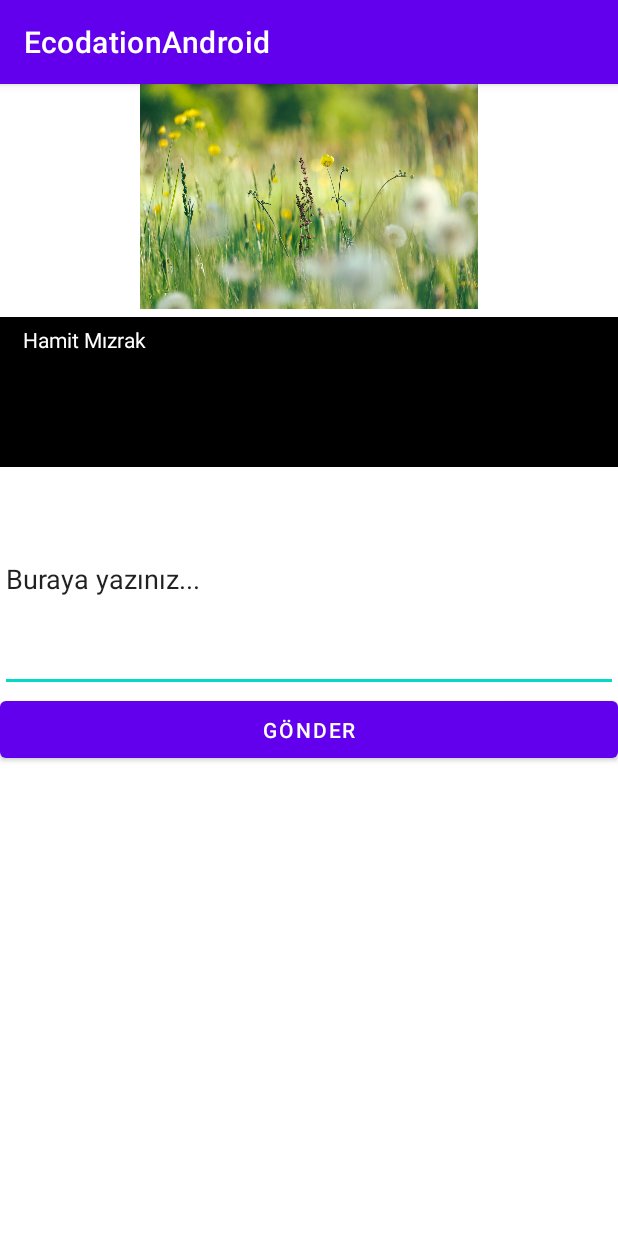
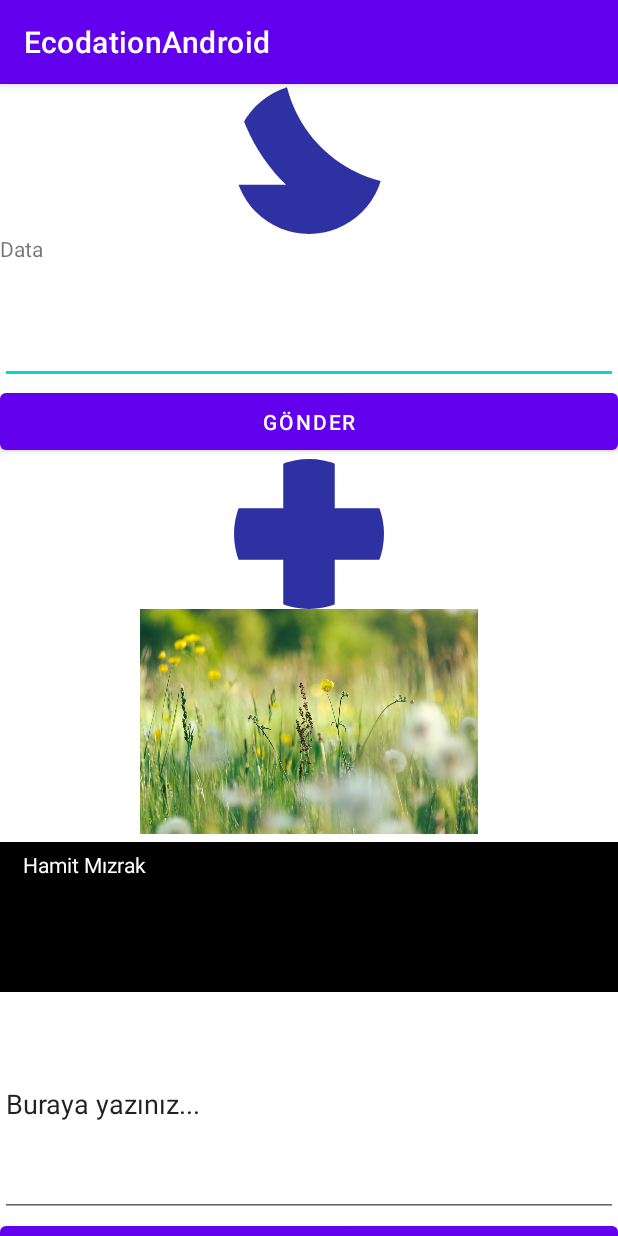
Before and after one commit to hamitmizrak/EcodationAndroid1, an Android app: the screen it shows after launch (MainActivity), on a phone screen of 412 x 824 dp. Run offline under Robolectric (Android 15) with nearby library versions, the phone set to English and light mode, and no system bars; our stand-ins replace CircleImageView.

```diff
--- a/app/build.gradle
+++ b/app/build.gradle
@@ -28,11 +28,11 @@ android {
 }
 
 dependencies {
-
     implementation 'androidx.appcompat:appcompat:1.4.2'
     implementation 'com.google.android.material:material:1.6.1'
     implementation 'androidx.constraintlayout:constraintlayout:2.1.4'
     testImplementation 'junit:junit:4.13.2'
     androidTestImplementation 'androidx.test.ext:junit:1.1.3'
     androidTestImplementation 'androidx.test.espresso:espresso-core:3.4.0'
+    implementation 'de.hdodenhof:circleimageview:3.1.0'
 }
--- a/app/src/main/java/hamitmizrak/com/MainActivity.java
+++ b/app/src/main/java/hamitmizrak/com/MainActivity.java
@@ -4,41 +4,64 @@ import androidx.appcompat.app.AppCompatActivity;
 
 import android.os.Bundle;
 import android.util.Log;
+import android.view.View;
+import android.widget.Button;
+import android.widget.EditText;
+import android.widget.TextView;
 
 public class MainActivity extends AppCompatActivity {
+    //Global Variable
+    TextView textView;
+    EditText editText;
+    Button button;
+
 
     //projemiz açıldığında ilk görünen sayfadır.
     @Override
     protected void onCreate(Bundle savedInstanceState) {
         super.onCreate(savedInstanceState);
         setContentView(R.layout.activity_main);
-        Log.e("onCreate","ilk açılan");
+        //Log.e("onCreate", "ilk açılan");
+
+        //id almamız
+        textView=findViewById(R.id.textViewExam1);
+        editText=findViewById(R.id.editTextExamp1);
+        button=findViewById(R.id.buttonExamp1);
+
+        button.setOnClickListener(new View.OnClickListener() {
+            @Override
+            public void onClick(View view) {
+                Log.e("Title","Click success");
+                String editData=editText.getText().toString();
+                textView.setText(editData);
+            }
+        });
     }
 
-    //uygulamaladan çıkıp geri geldiğimde
+/*    //uygulamaladan çıkıp geri geldiğimde
     @Override
     protected void onStart() {
         super.onStart();
-        Log.e("onStart","başladı");
+        Log.e("onStart", "başladı");
     }
 
     //uygulamaladan çıktığımız an çalışan metot
     @Override
     protected void onStop() {
         super.onStop();
-        Log.e("onStop","bitti");
+        Log.e("onStop", "bitti");
     }
 
     //uygulamaladan çıktığımız an çalışan metot
     @Override
     protected void onPause() {
         super.onPause();
-        Log.e("onPause","pause");
+        Log.e("onPause", "pause");
     }
 
     @Override
     protected void onDestroy() {
         super.onDestroy();
-        Log.e("onDestroy","öldü");
-    }
+        Log.e("onDestroy", "öldü");
+    }*/
 }
--- /dev/null
+++ b/app/src/main/java/hamitmizrak/com/util/Link.java
@@ -0,0 +1,7 @@
+package hamitmizrak.com.util;
+
+public class Link {
+
+    //Circle Image View
+    //https://github.com/hdodenhof/CircleImageView
+}
--- /dev/null
+++ b/app/src/main/res/drawable/benim_bus.xml
@@ -0,0 +1,5 @@
+<vector android:height="24dp" android:tint="#2E31A2"
+    android:viewportHeight="24" android:viewportWidth="24"
+    android:width="24dp" xmlns:android="http://schemas.android.com/apk/res/android">
+    <path android:fillColor="@android:color/white" android:pathData="M16,1c-2.4,0 -4.52,1.21 -5.78,3.05 0.01,-0.01 0.01,-0.02 0.02,-0.03C9.84,4 9.42,4 9,4c-4.42,0 -8,0.5 -8,4v10c0,0.88 0.39,1.67 1,2.22L2,22c0,0.55 0.45,1 1,1h1c0.55,0 1,-0.45 1,-1v-1h8v1c0,0.55 0.45,1 1,1h1c0.55,0 1,-0.45 1,-1v-1.78c0.61,-0.55 1,-1.34 1,-2.22v-3.08c3.39,-0.49 6,-3.39 6,-6.92 0,-3.87 -3.13,-7 -7,-7zM4.5,19c-0.83,0 -1.5,-0.67 -1.5,-1.5S3.67,16 4.5,16s1.5,0.67 1.5,1.5S5.33,19 4.5,19zM3,13L3,8h6c0,1.96 0.81,3.73 2.11,5L3,13zM13.5,19c-0.83,0 -1.5,-0.67 -1.5,-1.5s0.67,-1.5 1.5,-1.5 1.5,0.67 1.5,1.5 -0.67,1.5 -1.5,1.5zM16,13c-2.76,0 -5,-2.24 -5,-5s2.24,-5 5,-5 5,2.24 5,5 -2.24,5 -5,5zM16.5,4L15,4v5l3.62,2.16 0.75,-1.23 -2.87,-1.68z"/>
+</vector>
--- /dev/null
+++ b/app/src/main/res/drawable/benim_vector.xml
@@ -0,0 +1,5 @@
+<vector android:height="24dp" android:tint="#2E31A2"
+    android:viewportHeight="24" android:viewportWidth="24"
+    android:width="24dp" xmlns:android="http://schemas.android.com/apk/res/android">
+    <path android:fillColor="@android:color/white" android:pathData="M22,11h-4.17l3.24,-3.24 -1.41,-1.42L15,11h-2V9l4.66,-4.66 -1.42,-1.41L13,6.17V2h-2v4.17L7.76,2.93 6.34,4.34 11,9v2H9L4.34,6.34 2.93,7.76 6.17,11H2v2h4.17l-3.24,3.24 1.41,1.42L9,13h2v2l-4.66,4.66 1.42,1.41L11,17.83V22h2v-4.17l3.24,3.24 1.42,-1.41L13,15v-2h2l4.66,4.66 1.41,-1.42L17.83,13H22z"/>
+</vector>
--- a/app/src/main/res/layout/activity_main.xml
+++ b/app/src/main/res/layout/activity_main.xml
@@ -6,6 +6,43 @@
     android:layout_height="match_parent"
     android:orientation="vertical"
     tools:context=".MainActivity">
+
+    <!--icon-->
+    <de.hdodenhof.circleimageview.CircleImageView
+        android:layout_width="match_parent"
+        android:layout_height="100dp"
+        android:src="@drawable/benim_bus"
+        android:id="@+id/circleViewExam1"/>
+
+    <!--textView-->
+    <TextView
+        android:layout_width="match_parent"
+        android:layout_height="50dp"
+        android:text="Data"
+        android:id="@+id/textViewExam1"/>
+
+    <!--editText-->
+    <EditText
+        android:layout_width="match_parent"
+        android:layout_height="50dp"
+        android:id="@+id/editTextExamp1"/>
+
+    <!-- Button -->
+    <Button
+        android:layout_width="match_parent"
+        android:layout_height="50dp"
+        android:text="Gönder"
+        android:id="@+id/buttonExamp1"/>
+
+
+
+
+    <de.hdodenhof.circleimageview.CircleImageView
+        android:layout_width="match_parent"
+        android:layout_height="100dp"
+        android:id="@+id/circleView1"
+        android:src="@drawable/benim_vector"
+        app:civ_border_color="#FF000000"/>
 
     <ImageView
         android:id="@+id/imgaView1"
```
